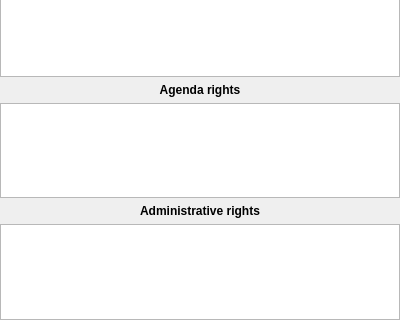
Qt form plugins/usermanagerplugin/widgets/userviewer_medicalrights.ui (FreeHealth/freehealth) before a commit; both pictures show x 0 to 400 and y 403 to 723 of the 400 by 723 pixel window.
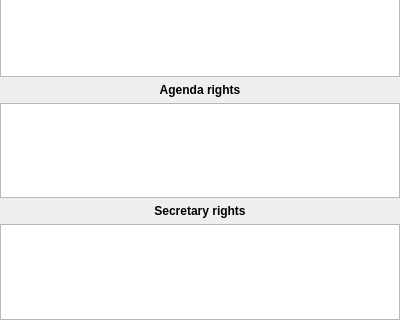
The same form after that commit. Custom widgets are drawn as their Qt base class.

Commit message:
Renaming of "Administrative" rights to "secretary"
Everything related to user rights of access that was called "administrative"
has been renamed secretary to avoid confusion between the concept "administrator"
and those "secretary" as in "personal assistant" access rights.

Diff of the .ui file:
```diff
--- a/plugins/usermanagerplugin/widgets/userviewer_medicalrights.ui
+++ b/plugins/usermanagerplugin/widgets/userviewer_medicalrights.ui
@@ -121,7 +121,7 @@
       </font>
      </property>
      <property name="text">
-      <string>Administrative rights</string>
+      <string>Secretary rights</string>
      </property>
      <property name="alignment">
       <set>Qt::AlignCenter</set>
```
Left out of the diff: 13 changed lines with no effect on the pictures. The commit also changes 10 other files.
